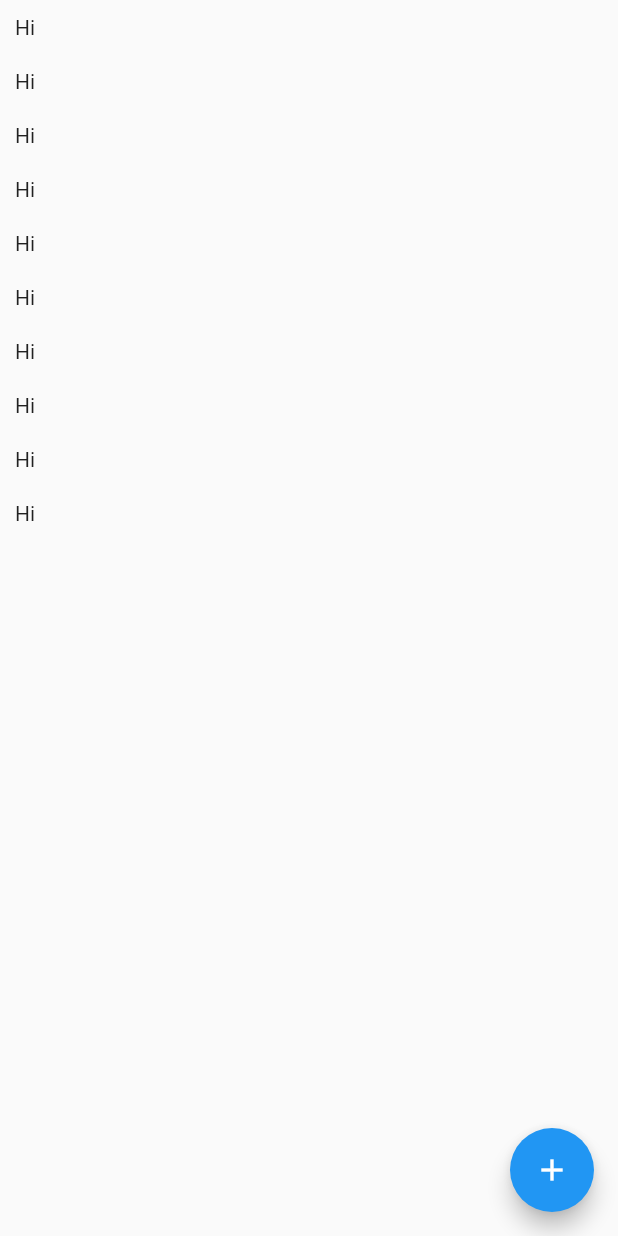
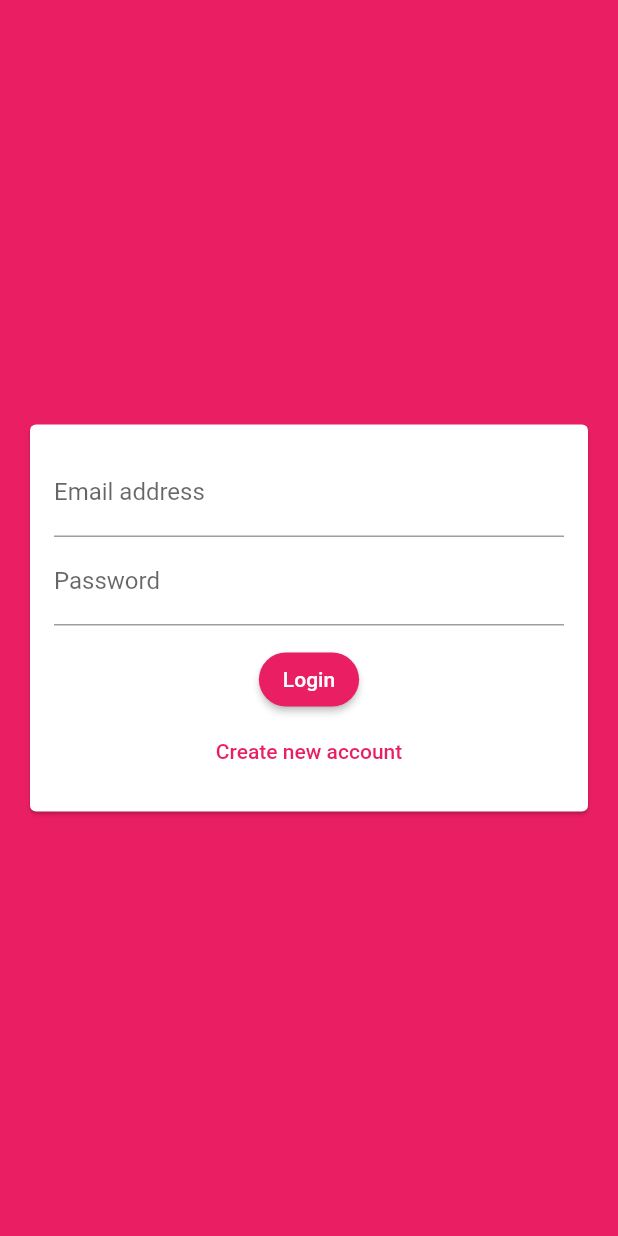
Before and after one commit to KiritoCheenu/chat_app, a Flutter app: the screen it shows after launch, on a phone screen of 412 x 824 dp. Run offline on Flutter 3.47's test engine with Material 2 defaults, Android fonts, the phone set to English and light mode, and no system bars; our stand-ins replace cloud_firestore, firebase_core; accounts and stored records are empty.

Commit message:
Added theme, authentication, android issues resolved

```diff
--- /dev/null
+++ b/lib/Screens/auth_screen.dart
@@ -0,0 +1,22 @@
+import 'file:///D:/GitHub/chat_app/lib/Widgets/auth/auth_form.dart';
+import 'package:flutter/material.dart';
+
+class AuthScreen extends StatefulWidget {
+  @override
+  _AuthScreenState createState() => _AuthScreenState();
+}
+
+class _AuthScreenState extends State<AuthScreen> {
+  void _submitAuthForm(
+      String email, String password, String username, bool isLogin) {
+
+  }
+
+  @override
+  Widget build(BuildContext context) {
+    return Scaffold(
+      backgroundColor: Theme.of(context).primaryColor,
+      body: AuthForm(_submitAuthForm),
+    );
+  }
+}
--- /dev/null
+++ b/lib/Widgets/auth/auth_form.dart
@@ -0,0 +1,114 @@
+import 'package:flutter/material.dart';
+
+class AuthForm extends StatefulWidget {
+  AuthForm(this.submitFn);
+
+  final void Function(
+      String email, String password, String userName, bool isLogin) submitFn;
+
+  @override
+  _AuthFormState createState() => _AuthFormState();
+}
+
+class _AuthFormState extends State<AuthForm> {
+  final _formKey = GlobalKey<FormState>();
+  var _isLogin = true;
+  var _userEmail = '';
+  var _userName = '';
+  var _userPassword = '';
+
+  void _trySubmit() {
+    final isValid = _formKey.currentState.validate();
+    FocusScope.of(context).unfocus();
+
+    if (isValid) {
+      _formKey.currentState.save();
+      print(_userEmail);
+      print(_userName);
+      print(_userPassword);
+      widget.submitFn(_userEmail, _userPassword, _userName, _isLogin);
+      // Use those values to send our auth request ...
+    }
+  }
+
+  @override
+  Widget build(BuildContext context) {
+    return Center(
+      child: Card(
+        margin: EdgeInsets.all(20),
+        child: SingleChildScrollView(
+          child: Padding(
+            padding: EdgeInsets.all(16),
+            child: Form(
+              key: _formKey,
+              child: Column(
+                mainAxisSize: MainAxisSize.min,
+                children: <Widget>[
+                  TextFormField(
+                    key: ValueKey('email'),
+                    validator: (value) {
+                      if (value.isEmpty || !value.contains('@')) {
+                        return 'Please enter a valid email address.';
+                      }
+                      return null;
+                    },
+                    keyboardType: TextInputType.emailAddress,
+                    decoration: InputDecoration(
+                      labelText: 'Email address',
+                    ),
+                    onSaved: (value) {
+                      _userEmail = value;
+                    },
+                  ),
+                  if (!_isLogin)
+                    TextFormField(
+                      key: ValueKey('username'),
+                      validator: (value) {
+                        if (value.isEmpty || value.length < 4) {
+                          return 'Please enter at least 4 characters';
+                        }
+                        return null;
+                      },
+                      decoration: InputDecoration(labelText: 'Username'),
+                      onSaved: (value) {
+                        _userName = value;
+                      },
+                    ),
+                  TextFormField(
+                    key: ValueKey('password'),
+                    validator: (value) {
+                      if (value.isEmpty || value.length < 7) {
+                        return 'Password must be at least 7 characters long.';
+                      }
+                      return null;
+                    },
+                    decoration: InputDecoration(labelText: 'Password'),
+                    obscureText: true,
+                    onSaved: (value) {
+                      _userPassword = value;
+                    },
+                  ),
+                  SizedBox(height: 12),
+                  ElevatedButton(
+                    child: Text(_isLogin ? 'Login' : 'Signup'),
+                    onPressed: _trySubmit,
+                  ),
+                  TextButton(
+                    child: Text(_isLogin
+                        ? 'Create new account'
+                        : 'I already have an account'),
+                    onPressed: () {
+                      setState(() {
+                        _isLogin = !_isLogin;
+                      });
+                    },
+                  )
+                ],
+              ),
+            ),
+          ),
+        ),
+      ),
+    );
+  }
+}
--- a/lib/main.dart
+++ b/lib/main.dart
@@ -1,6 +1,7 @@
+import 'package:chat_app/Screens/auth_screen.dart';
 import 'package:firebase_core/firebase_core.dart';
 import 'package:flutter/material.dart';
-import 'Screens/chat_Screen.dart';
+
 void main() async {
   WidgetsFlutterBinding.ensureInitialized();
   await Firebase.initializeApp();
@@ -13,9 +14,26 @@ class MyApp extends StatelessWidget {
     return MaterialApp(
       title: 'Chat App',
       theme: ThemeData(
-        primarySwatch: Colors.blue,
+        primarySwatch: Colors.pink,
+        backgroundColor: Colors.pink,
+        accentColor: Colors.deepPurple,
+        accentColorBrightness: Brightness.dark,
+        textButtonTheme: TextButtonThemeData(
+          style: TextButton.styleFrom(
+            shape: RoundedRectangleBorder(
+              borderRadius: BorderRadius.circular(20),
+            ),
+          ),
+
+        ),
+        elevatedButtonTheme: ElevatedButtonThemeData(
+          style: ElevatedButton.styleFrom(
+            primary: Colors.pink,
+            shape: RoundedRectangleBorder(borderRadius: BorderRadius.circular(20))
+          ),
+        ),
       ),
-      home: ChatScreen(),
+      home: AuthScreen(),
     );
   }
 }
--- a/pubspec.yaml
+++ b/pubspec.yaml
@@ -23,8 +23,9 @@ environment:
 dependencies:
   flutter:
     sdk: flutter
-  firebase_core: "^0.7.0"
-  cloud_firestore: "^0.16.0+1"
+  firebase_core: ^1.0.2
+  cloud_firestore: ^1.0.3
+  firebase_auth: ^1.0.1
 
 
   # The following adds the Cupertino Icons font to your application.
```
Also changed, not shown: lib/Screens/chat_Screen.dart (+21 -12 lines), pubspec.lock, 1 other file.
